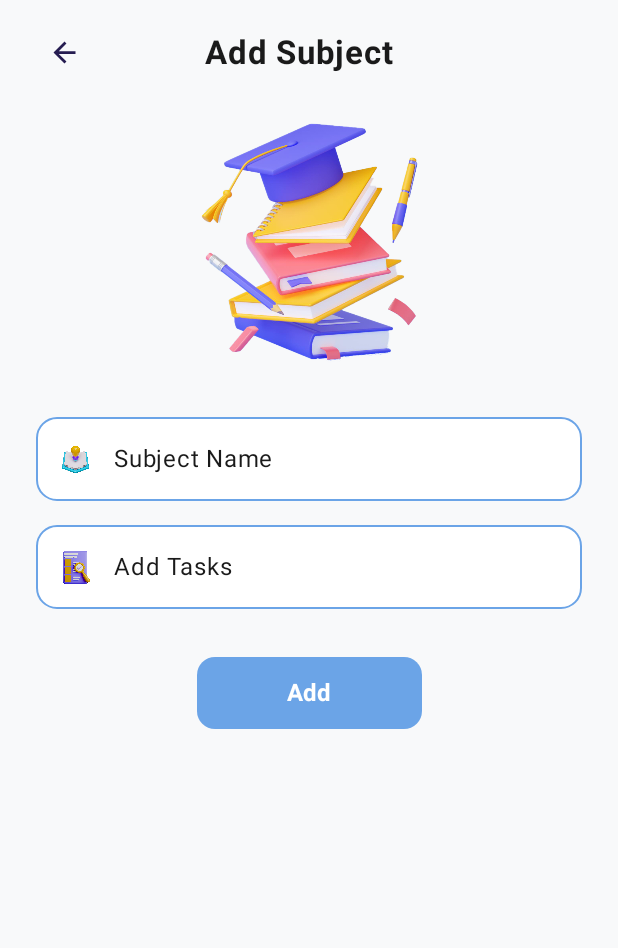
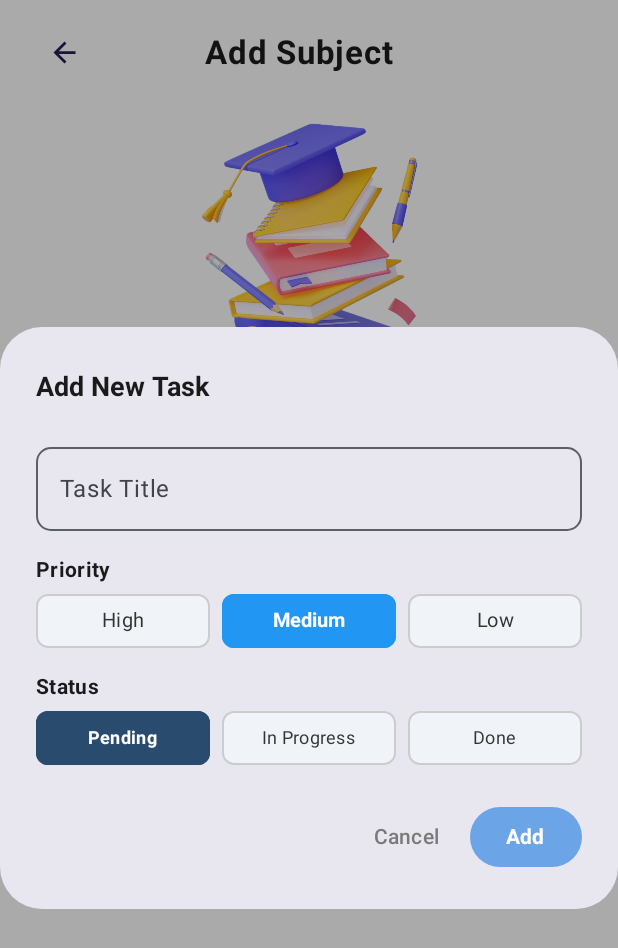
Before and after one commit to AMiRNABiLcis/MindMate-Smart-Study-Planner, an Android app built with Jetpack Compose: the composable AddSubjectScreen shown on its own in the app's theme, after a tap on "Add Tasks", on a phone screen of 412 x 824 dp. Shown: the top 948 px of the screen. Run offline under Robolectric (Android 15) with nearby library versions, the phone set to English and light mode, and no system bars.

Commit message:
fix add tasks button

```diff
--- a/app/src/main/java/com/example/mindmate/AddSubject.kt
+++ b/app/src/main/java/com/example/mindmate/AddSubject.kt
@@ -5,7 +5,11 @@ import androidx.compose.foundation.Image
 import androidx.compose.foundation.background
 import androidx.compose.foundation.clickable
 import androidx.compose.foundation.layout.*
+import androidx.compose.foundation.rememberScrollState
 import androidx.compose.foundation.shape.RoundedCornerShape
+import androidx.compose.foundation.verticalScroll
+import androidx.compose.material.icons.Icons
+import androidx.compose.material.icons.filled.Close
 import androidx.compose.material3.*
 import androidx.compose.runtime.*
 import androidx.compose.ui.Alignment
@@ -19,19 +23,37 @@ import androidx.compose.ui.tooling.preview.Preview
 import androidx.compose.ui.unit.dp
 import androidx.compose.ui.unit.sp
 
+data class TaskDraft(
+    val title: String,
+    val priority: String = "Medium",
+    val status: String = "Pending"
+)
+
 @Composable
 fun AddSubjectScreen(
     modifier: Modifier = Modifier,
     onBackClick: () -> Unit = {},
-    onAddTasksClick: () -> Unit = {},
-    onSaveSubject: (String) -> Unit = {}
+    onSaveSubject: (String, List<TaskDraft>) -> Unit = { _, _ -> }
 ) {
     var subjectName by remember { mutableStateOf("") }
+    val draftTasks = remember { mutableStateListOf<TaskDraft>() }
+    var showAddTaskDialog by remember { mutableStateOf(false) }
+
+    if (showAddTaskDialog) {
+        AddTaskDialog(
+            onDismiss = { showAddTaskDialog = false },
+            onAddTask = { task ->
+                draftTasks.add(task)
+                showAddTaskDialog = false
+            }
+        )
+    }
 
     Column(
         modifier = modifier
             .fillMaxSize()
             .background(Color(0xFFF8F9FA))
+            .verticalScroll(rememberScrollState())
             .padding(horizontal = 24.dp, vertical = 16.dp),
         horizontalAlignment = Alignment.CenterHorizontally
     ) {
@@ -115,7 +137,7 @@ fun AddSubjectScreen(
             modifier = Modifier
                 .fillMaxWidth()
                 .height(56.dp)
-                .clickable { onAddTasksClick() },
+                .clickable { showAddTaskDialog = true },
             shape = RoundedCornerShape(14.dp),
             color = Color.White,
             border = BorderStroke(1.dp, Color(0xFF6BA4E7))
@@ -134,10 +156,66 @@ fun AddSubjectScreen(
                 )
                 Spacer(modifier = Modifier.width(14.dp))
                 Text(
-                    text = "Add Tasks",
+                    text = if (draftTasks.isEmpty()) "Add Tasks" else "Add Another Task",
                     fontSize = 16.sp,
                     color = Color(0xFF1A1A1A)
                 )
+            }
+        }
+
+        if (draftTasks.isNotEmpty()) {
+            Spacer(modifier = Modifier.height(16.dp))
+            Column(
+                modifier = Modifier.fillMaxWidth(),
+                verticalArrangement = Arrangement.spacedBy(8.dp)
+            ) {
+                Text(
+                    text = "Added Tasks (${draftTasks.size})",
+                    fontSize = 14.sp,
+                    fontWeight = FontWeight.Bold,
+                    color = Color(0xFF1A1A1A)
+                )
+                draftTasks.forEachIndexed { index, task ->
+                    Surface(
+                        modifier = Modifier.fillMaxWidth(),
+                        shape = RoundedCornerShape(10.dp),
+                        color = Color.White,
+                        border = BorderStroke(1.dp, Color(0xFFE0E0E0))
+                    ) {
+                        Row(
+                            modifier = Modifier
+                                .fillMaxWidth()
+                                .padding(horizontal = 12.dp, vertical = 10.dp),
+                            verticalAlignment = Alignment.CenterVertically,
+                            horizontalArrangement = Arrangement.SpaceBetween
+                        ) {
+                            Column(modifier = Modifier.weight(1f)) {
+                                Text(
+                                    text = task.title,
+                                    fontSize = 14.sp,
+                                    fontWeight = FontWeight.SemiBold,
+                                    color = Color(0xFF1A1A1A)
+                                )
+                                Spacer(modifier = Modifier.height(2.dp))
+                                Text(
+                                    text = "${task.priority} · ${task.status}",
+                                    fontSize = 12.sp,
+                                    color = Color(0xFF7A7A7A)
+                                )
+                            }
+                            IconButton(
+                                onClick = { draftTasks.removeAt(index) },
+                                modifier = Modifier.size(24.dp)
+                            ) {
+                                Icon(
+                                    imageVector = Icons.Default.Close,
+                                    contentDescription = "Remove task",
+                                    tint = Color(0xFFD32F2F)
+                                )
+                            }
+                        }
+                    }
+                }
             }
         }
 
@@ -147,7 +225,7 @@ fun AddSubjectScreen(
             onClick = {
                 val trimmed = subjectName.trim()
                 if (trimmed.isNotEmpty()) {
-                    onSaveSubject(trimmed)
+                    onSaveSubject(trimmed, draftTasks.toList())
                 }
             },
             modifier = Modifier
@@ -168,6 +246,141 @@ fun AddSubjectScreen(
     }
 }
 
+@Composable
+private fun AddTaskDialog(
+    onDismiss: () -> Unit,
+    onAddTask: (TaskDraft) -> Unit
+) {
+    var title by remember { mutableStateOf("") }
+    var priority by remember { mutableStateOf("Medium") }
+    var status by remember { mutableStateOf("Pending") }
+    var titleError by remember { mutableStateOf(false) }
+
+    val priorities = listOf("High", "Medium", "Low")
+    val statuses = listOf("Pending", "In Progress", "Done")
+
+    AlertDialog(
+        onDismissRequest = onDismiss,
+        title = {
+            Text(
+                text = "Add New Task",
+                fontSize = 18.sp,
+                fontWeight = FontWeight.Bold,
+                color = Color(0xFF1A1A1A)
+            )
+        },
+        text = {
+            Column(modifier = Modifier.fillMaxWidth()) {
+                OutlinedTextField(
+                    value = title,
+                    onValueChange = {
+                        title = it
+                        if (titleError && it.isNotBlank()) titleError = false
+                    },
+                    modifier = Modifier.fillMaxWidth(),
+                    label = { Text("Task Title") },
+                    isError = titleError,
+                    singleLine = true,
+                    shape = RoundedCornerShape(10.dp)
+                )
+                if (titleError) {
+                    Text(
+                        text = "Please enter task title",
+                        color = MaterialTheme.colorScheme.error,
+                        fontSize = 12.sp,
+                        modifier = Modifier.padding(start = 4.dp, top = 2.dp)
+                    )
+                }
+
+                Spacer(modifier = Modifier.height(16.dp))
+
+                Text("Priority", fontSize = 14.sp, fontWeight = FontWeight.Bold, color = Color(0xFF1A1A1A))
+                Spacer(modifier = Modifier.height(6.dp))
+                Row(
+                    modifier = Modifier.fillMaxWidth(),
+                    horizontalArrangement = Arrangement.spacedBy(8.dp)
+                ) {
+                    priorities.forEach { p ->
+                        val selected = p == priority
+                        Surface(
+                            modifier = Modifier
+                                .weight(1f)
+                                .clickable { priority = p },
+                            shape = RoundedCornerShape(8.dp),
+                            color = if (selected) Color(0xFF2196F3) else Color(0xFFF0F4F8),
+                            border = BorderStroke(1.dp, if (selected) Color(0xFF2196F3) else Color(0xFFCCCCCC))
+                        ) {
+                            Box(
+                                modifier = Modifier.padding(vertical = 8.dp),
+                                contentAlignment = Alignment.Center
+                            ) {
+                                Text(
+                                    text = p,
+                                    fontSize = 13.sp,
+                                    fontWeight = if (selected) FontWeight.Bold else FontWeight.Normal,
+                                    color = if (selected) Color.White else Color(0xFF333333)
+                                )
+                            }
+                        }
+                    }
+                }
+
+                Spacer(modifier = Modifier.height(16.dp))
+
+                Text("Status", fontSize = 14.sp, fontWeight = FontWeight.Bold, color = Color(0xFF1A1A1A))
+                Spacer(modifier = Modifier.height(6.dp))
+                Row(
+                    modifier = Modifier.fillMaxWidth(),
+                    horizontalArrangement = Arrangement.spacedBy(8.dp)
+                ) {
+                    statuses.forEach { s ->
+                        val selected = s == status
+                        Surface(
+                            modifier = Modifier
+                                .weight(1f)
+                                .clickable { status = s },
+                            shape = RoundedCornerShape(8.dp),
+                            color = if (selected) Color(0xFF284B6E) else Color(0xFFF0F4F8),
+                            border = BorderStroke(1.dp, if (selected) Color(0xFF284B6E) else Color(0xFFCCCCCC))
+                        ) {
+                            Box(
+                                modifier = Modifier.padding(vertical = 8.dp),
+                                contentAlignment = Alignment.Center
+                            ) {
+                                Text(
+                                    text = s,
+                                    fontSize = 12.sp,
+                                    fontWeight = if (selected) FontWeight.Bold else FontWeight.Normal,
+                                    color = if (selected) Color.White else Color(0xFF333333)
+                                )
+                            }
+                        }
+                    }
+                }
+            }
+        },
+        confirmButton = {
+            Button(
+                onClick = {
+                    if (title.isBlank()) {
+                        titleError = true
+                    } else {
+                        onAddTask(TaskDraft(title.trim(), priority, status))
+                    }
+                },
+                colors = ButtonDefaults.buttonColors(containerColor = Color(0xFF6BA4E7))
+            ) {
+                Text("Add", color = Color.White, fontWeight = FontWeight.Bold)
+            }
+        },
+        dismissButton = {
+            TextButton(onClick = onDismiss) {
+                Text("Cancel", color = Color(0xFF7A7A7A))
+            }
+        }
+    )
+}
+
 @Preview(showBackground = true)
 @Composable
 fun AddSubjectScreenPreview() {
--- a/app/src/main/java/com/example/mindmate/MainActivity.kt
+++ b/app/src/main/java/com/example/mindmate/MainActivity.kt
@@ -171,8 +171,8 @@ fun AppMainScreen(vm: AppViewModel = viewModel()) {
             ScreenDestination.AddSubject -> AddSubjectScreen(
                 modifier = screenModifier,
                 onBackClick = { navigateBack() },
-                onSaveSubject = { subjectName ->
-                    vm.addSubject(subjectName)
+                onSaveSubject = { subjectName, tasks ->
+                    vm.addSubject(subjectName, tasks)
                     if (backStack.size > 1) backStack.removeAt(backStack.lastIndex)
                     if (backStack.lastOrNull() != ScreenDestination.Subjects) {
                         backStack.add(ScreenDestination.Subjects)
```
Also changed, not shown: app/src/main/java/com/example/mindmate/AppViewModel.kt (+14 -2 lines).
